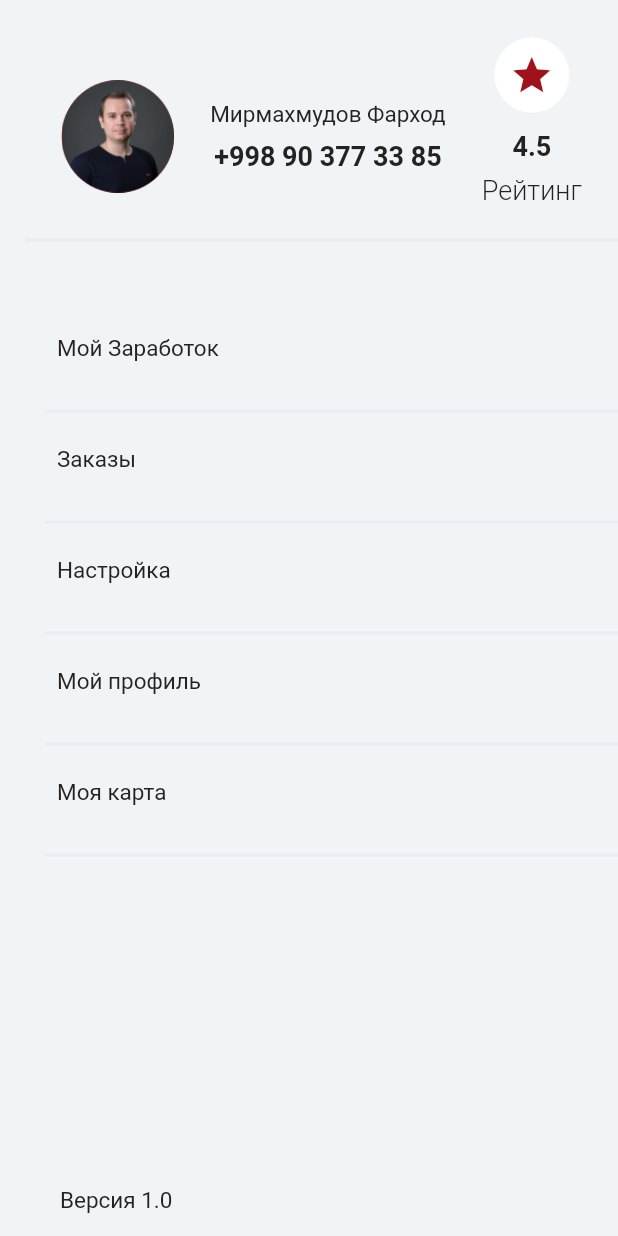
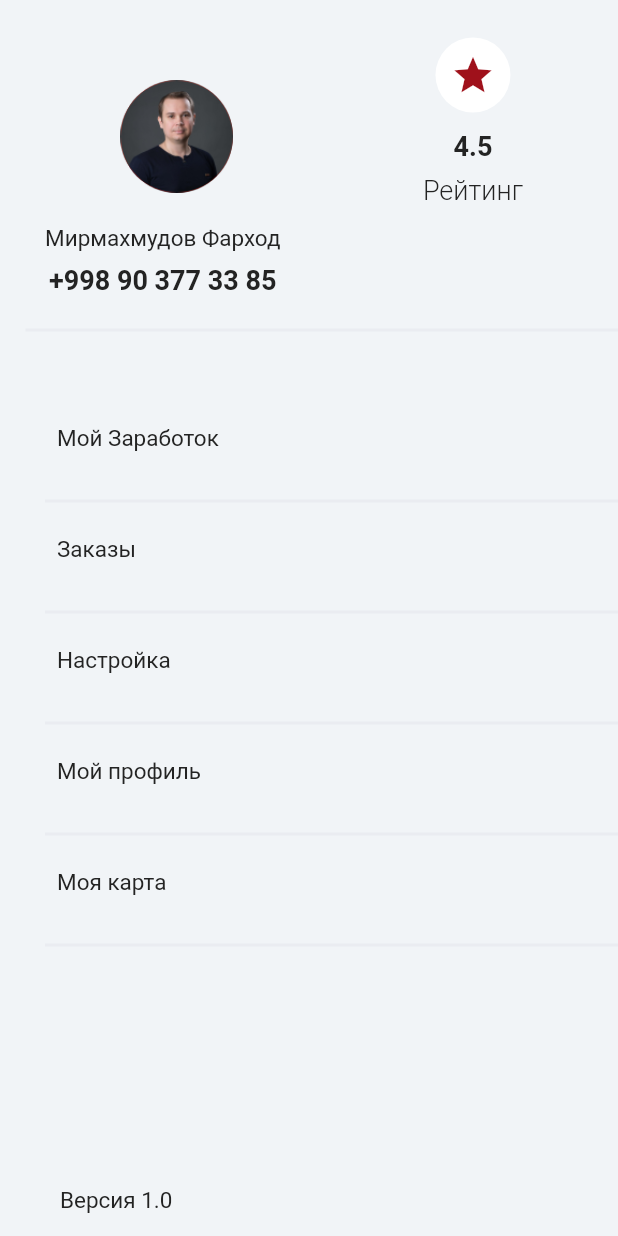
Before and after one commit to orihero/hamd_delivery, a Flutter app: the MyDrewer widget shown alone on an empty page, opened directly, on a phone screen of 412 x 824 dp. Run offline on Flutter 3.47's test engine with Material 2 defaults, Android fonts, the phone set to English and light mode, and no system bars; our stand-ins replace flutter_masked_text, flutter_svg, get, google_maps_flutter, image_picker, percent_indicator and 1 more; Roboto replaces fonts that are missing (Ubuntu); project files that could hold a hidden picture were left out.

```diff
--- a/lib/ui/map/map_screen.dart
+++ b/lib/ui/map/map_screen.dart
@@ -18,7 +18,7 @@ class _MapScreenState extends State<MapScreen> {
     return Scaffold(
       //   appBar: AppBar(),
       drawer: SizedBox(
-        width: MediaQuery.of(context).size.width * .95,
+        width: MediaQuery.of(context).size.width * .75,
         child: Drawer(
           child: MyDrewer(),
         ),
--- a/lib/ui/map/widgets/map_screen_content.dart
+++ b/lib/ui/map/widgets/map_screen_content.dart
@@ -52,7 +52,7 @@ class MapScreenContentState extends State<MapScreenContent> {
     return new Scaffold(
       key: _scaffoldKey,
       drawer: SizedBox(
-        width: MediaQuery.of(context).size.width * .95,
+        width: MediaQuery.of(context).size.width * .80,
         child: Drawer(
           child: MyDrewer(),
         ),
--- a/lib/ui/my-drewer/my_drewer.dart
+++ b/lib/ui/my-drewer/my_drewer.dart
@@ -25,7 +25,7 @@ class MyDrewer extends StatelessWidget {
             crossAxisAlignment: CrossAxisAlignment.start,
             children: [
               Row(
-                mainAxisAlignment: MainAxisAlignment.spaceEvenly,
+                mainAxisAlignment: MainAxisAlignment.spaceAround,
                 children: [
                   Padding(
                     padding: const EdgeInsets.only(top: 20),
@@ -41,32 +41,7 @@ class MyDrewer extends StatelessWidget {
                       ),
                     ),
                   ),
-                  Padding(
-                    padding: const EdgeInsets.only(top: 20),
-                    child: Column(
-                      children: [
-                        Text(
-                          'Мирмахмудов Фарход',
-                          style: FontStyles.regularStyle(
-                            fontSize: 15,
-                            fontFamily: 'Ubuntu',
-                            color: Color(0xff232323),
-                          ),
-                        ),
-                        SizedBox(
-                          height: 8,
-                        ),
-                        Text(
-                          '+998 90 377 33 85',
-                          style: FontStyles.boldStyle(
-                            fontSize: 18,
-                            fontFamily: 'Ubuntu',
-                            color: Color(0xff232323),
-                          ),
-                        ),
-                      ],
-                    ),
-                  ),
+
                   Column(
                     children: [
                       Container(
@@ -108,6 +83,32 @@ class MyDrewer extends StatelessWidget {
                   ),
                 ],
               ),
+			   Padding(
+                    padding: const EdgeInsets.only(left: 13, top: 13),
+                    child: Column(
+                      children: [
+                        Text(
+                          'Мирмахмудов Фарход',
+                          style: FontStyles.regularStyle(
+                            fontSize: 15,
+                            fontFamily: 'Ubuntu',
+                            color: Color(0xff232323),
+                          ),
+                        ),
+                        SizedBox(
+                          height: 8,
+                        ),
+                        Text(
+                          '+998 90 377 33 85',
+                          style: FontStyles.boldStyle(
+                            fontSize: 18,
+                            fontFamily: 'Ubuntu',
+                            color: Color(0xff232323),
+                          ),
+                        ),
+                      ],
+                    ),
+                  ),
               SizedBox(height: 15),
               Divider(
                 color: Color(0xffEAECF1),
```
Also changed, not shown: lib/ui/income/income_sceen.dart (+14 -6 lines), lib/ui/my_platic_card/my_plastic_card.dart (+10 -0 lines), lib/ui/settings/profile_settings/profile_settings.dart (+14 -20 lines), assets/icons/avatar.svg (added).
